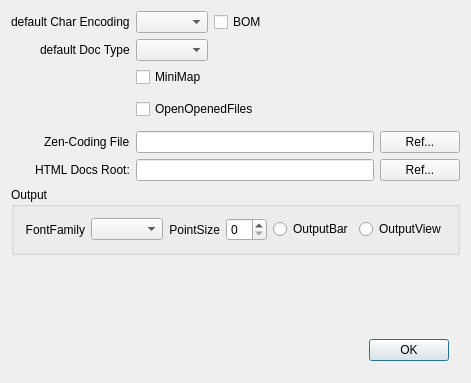
This is vivi/vivi64/GlobalStgDlg.ui in vivisuke/openViVi as Qt 5 draws it before an edit. The edited form follows.
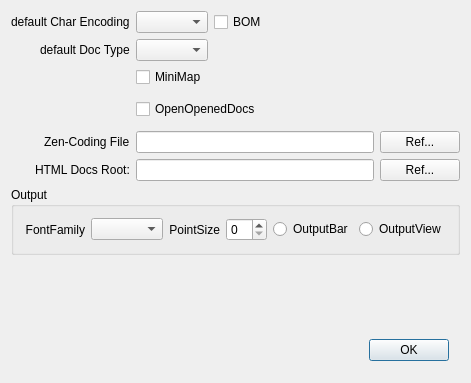
This is the edited form.

Commit message: 0812 ◎ C 06/18 06/18 0.044│ToDo│「OpenOpenedFiles」→「OpenOpenedDocs」に統一（メニュー・グローバル設定ダイアログ）

```diff
--- a/vivi/vivi64/GlobalStgDlg.ui
+++ b/vivi/vivi64/GlobalStgDlg.ui
@@ -219,7 +219,7 @@
       <item row="6" column="1">
        <widget class="QCheckBox" name="OpenOpenedFiles">
         <property name="text">
-         <string>OpenOpenedFiles</string>
+         <string>OpenOpenedDocs</string>
         </property>
        </widget>
       </item>
```
Left out of the diff: 2 changed lines with no effect on the pictures. The commit also changes 6 other files.
